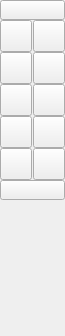
LibreCAD/LibreCAD, file src/ui/forms/qg_cadtoolbarselect.ui: the form before one commit.
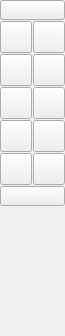
The form after the commit. Icons and pictures are not drawn.

Commit message: cadtoolbars: set all layout spacing to 1

Patch:
```diff
--- a/src/ui/forms/qg_cadtoolbarselect.ui
+++ b/src/ui/forms/qg_cadtoolbarselect.ui
@@ -30,7 +30,7 @@
     <number>0</number>
    </property>
    <property name="spacing">
-    <number>0</number>
+    <number>1</number>
    </property>
    <item row="0" column="0" colspan="2">
     <widget class="QToolButton" name="bBack">
```
The commit also changes 6 other files.
